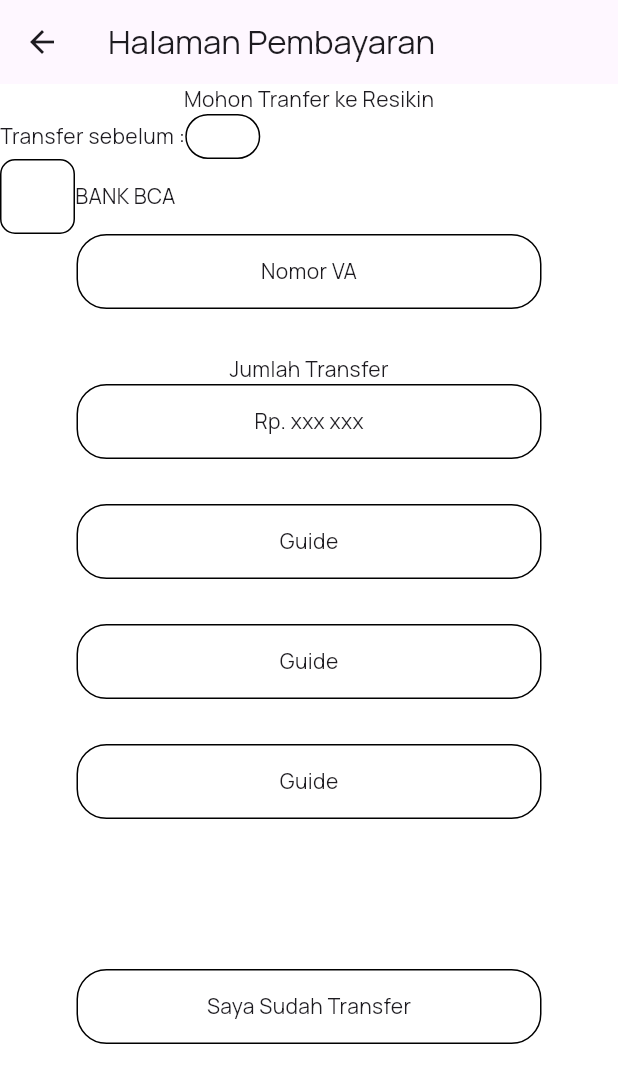
After one commit to AstriaLfy/Resikin, a Flutter app: the PaymentPage screen opened directly, on a phone screen of 412 x 824 dp. The commit adds this screen. Shown: the top 1083 px of the screen. Run offline on Flutter 3.47's test engine with Material 3 defaults, Android fonts, the phone set to English and light mode, and no system bars; our stand-ins replace flutter_svg, google_fonts, iconsax_flutter, smooth_page_indicator.

```diff
--- a/lib/page/cleanup.dart
+++ b/lib/page/cleanup.dart
@@ -99,8 +99,7 @@ class _CleanupState extends State<Cleanup> {
                 child: ClipRRect(
                   borderRadius: BorderRadius.circular(20), // Ensure the SVG respects the border radius
                   child: SvgPicture.asset(
-                    "assets/images/cleanhed.svg",
-                    fit: BoxFit.cover, // This will make the SVG fill the container
+                    "assets/images/timeBg.svg",
                   ),
                 ),
               ),
--- a/lib/page/login_page.dart
+++ b/lib/page/login_page.dart
@@ -1,5 +1,6 @@
 import 'package:flutter/material.dart';
 import 'package:google_fonts/google_fonts.dart';
+import 'package:resikin/bottomnavbar.dart';
 import 'package:resikin/page/beranda.dart';
 import 'package:resikin/page/register_page.dart';
 import 'forgot_pw.dart';
@@ -120,7 +121,7 @@ class LoginPage extends StatelessWidget {
                 onTap: () {
                   Navigator.of(
                     context,
-                  ).push(MaterialPageRoute(builder: (context) => Beranda()));
+                  ).push(MaterialPageRoute(builder: (context) => BottomNavigationPage()));
                 },
                 child: Container(
                   height: 56,
--- /dev/null
+++ b/lib/page/payment_page.dart
@@ -0,0 +1,129 @@
+import 'package:flutter/material.dart';
+
+class PaymentPage extends StatelessWidget {
+  const PaymentPage({Key? key}) : super(key: key);
+
+  @override
+  Widget build(BuildContext context) {
+    return Scaffold(
+      backgroundColor: Colors.white,
+      appBar: AppBar(title: Text("Halaman Pembayaran")),
+      body: SingleChildScrollView(
+        child: Column(
+          children: [
+            Text("Mohon Tranfer ke Resikin"),
+
+            Row(
+              children: [
+                Text("Transfer sebelum :"),
+
+                Container(
+                  width: 50,
+                  height: 30,
+                  decoration: BoxDecoration(
+                    border: Border.all(color: Colors.black, width: 1),
+                    borderRadius: BorderRadius.circular(20),
+                  ),
+                ),
+              ],
+            ),
+
+            Row(
+              children: [
+                Container(
+                  width: 50,
+                  height: 50,
+                  decoration: BoxDecoration(
+                    border: Border.all(color: Colors.black, width: 1),
+                    borderRadius: BorderRadius.circular(10),
+                  ),
+                ),
+                Text("BANK BCA"),
+              ],
+            ),
+
+            Container(
+              height: 50,
+              width: 310,
+              decoration: BoxDecoration(
+                border: Border.all(color: Colors.black, width: 1),
+                borderRadius: BorderRadius.circular(20),
+                color: Colors.white,
+              ),
+              child: Center(child: Text("Nomor VA")),
+            ),
+
+            SizedBox(height: 30,),
+
+            Text("Jumlah Transfer"),
+
+            Container(
+              height: 50,
+              width: 310,
+              decoration: BoxDecoration(
+                border: Border.all(color: Colors.black, width: 1),
+                borderRadius: BorderRadius.circular(20),
+                color: Colors.white,
+              ),
+              child: Center(child: Text("Rp. xxx xxx")),
+            ),
+            SizedBox(height: 30,),
+
+
+            Container(
+              height: 50,
+              width: 310,
+              decoration: BoxDecoration(
+                border: Border.all(color: Colors.black, width: 1),
+                borderRadius: BorderRadius.circular(20),
+                color: Colors.white,
+              ),
+              child: Center(child: Text("Guide")),
+            ),
+            SizedBox(height: 30,),
+
+
+            Container(
+              height: 50,
+              width: 310,
+              decoration: BoxDecoration(
+                border: Border.all(color: Colors.black, width: 1),
+                borderRadius: BorderRadius.circular(20),
+                color: Colors.white,
+              ),
+              child: Center(child: Text("Guide")),
+            ),
+
+            SizedBox(height: 30,),
+
+
+            Container(
+              height: 50,
+              width: 310,
+              decoration: BoxDecoration(
+                border: Border.all(color: Colors.black, width: 1),
+                borderRadius: BorderRadius.circular(20),
+                color: Colors.white,
+              ),
+              child: Center(child: Text("Guide")),
+            ),
+
+            SizedBox(height: 100,),
+
+
+            Container(
+              height: 50,
+              width: 310,
+              decoration: BoxDecoration(
+                border: Border.all(color: Colors.black, width: 1),
+                borderRadius: BorderRadius.circular(20),
+                color: Colors.white,
+              ),
+              child: Center(child: Text("Saya Sudah Transfer")),
+            ),
+          ],
+        ),
+      ),
+    );
+  }
+}
--- a/pubspec.yaml
+++ b/pubspec.yaml
@@ -14,6 +14,7 @@ dependencies:
   google_fonts: ^6.2.1
   shared_preferences: ^2.5.2
   smooth_page_indicator: ^1.0.0
+  iconsax_flutter: ^1.0.0
 
 dev_dependencies:
   flutter_test:
```
Also changed, not shown: lib/bottomnavbar.dart (added, +81 -0 lines), lib/page/beranda.dart (+16 -2 lines), lib/page/history_page.dart (added, +36 -0 lines), lib/page/payment_method.dart (+12 -3 lines), lib/page/profile_page.dart (added, +36 -0 lines), lib/page/station_page.dart (added, +36 -0 lines), assets/images/timeBg.svg (added), pubspec.lock.
